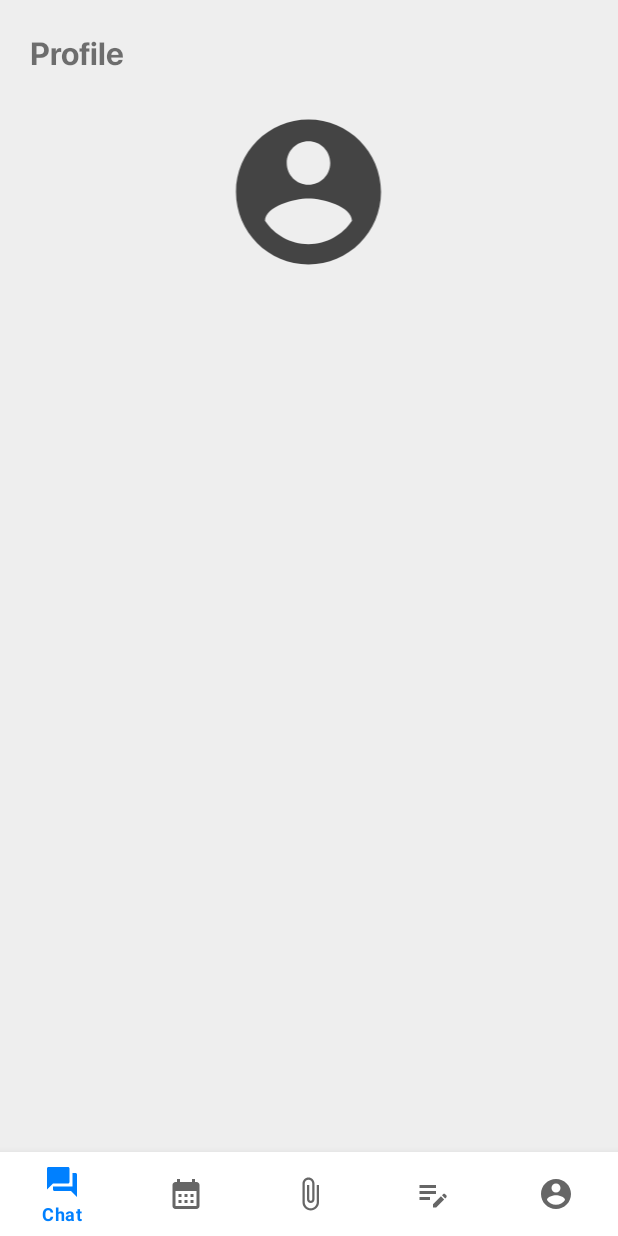
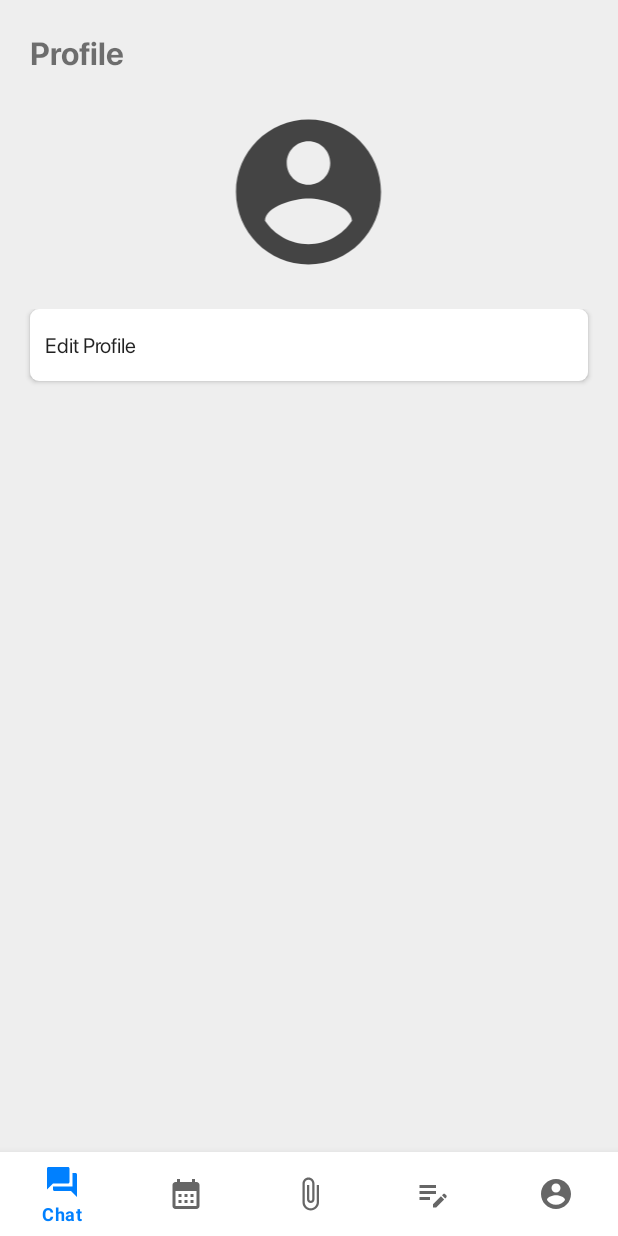
Before and after one commit to uxlabspk/Cloud-Meeting, an Android app: the fragment ProfileFragment placed in its activity, on a phone screen of 412 x 824 dp. Run offline under Robolectric (Android 15) with nearby library versions, the light colour scheme and no system bars.

Commit message:
Removing material theme from buttons

```diff
--- a/app/src/main/res/layout/activity_login.xml
+++ b/app/src/main/res/layout/activity_login.xml
@@ -83,7 +83,7 @@
         android:fontFamily="@font/sfregular"
         />
 
-    <Button
+    <android.widget.Button
         android:id="@+id/login_button"
         android:layout_width="320dp"
         android:layout_height="0dp"
--- a/app/src/main/res/layout/activity_meeting_type.xml
+++ b/app/src/main/res/layout/activity_meeting_type.xml
@@ -36,7 +36,7 @@
 
         />
 
-    <Button
+    <android.widget.Button
         android:id="@+id/btn_edu_meeting"
         android:layout_width="320dp"
         android:layout_height="0dp"
@@ -56,7 +56,7 @@
         android:drawableEnd="@drawable/ic_arrow_right"
         />
 
-    <Button
+    <android.widget.Button
         android:id="@+id/btn_bus_meeting"
         android:layout_width="320dp"
         android:layout_height="0dp"
--- a/app/src/main/res/layout/activity_signup.xml
+++ b/app/src/main/res/layout/activity_signup.xml
@@ -165,7 +165,7 @@
 
     </LinearLayout>
 
-    <Button
+    <android.widget.Button
         android:id="@+id/button"
         android:layout_width="320dp"
         android:layout_height="0dp"
--- a/app/src/main/res/layout/fragment_profile.xml
+++ b/app/src/main/res/layout/fragment_profile.xml
@@ -1,5 +1,5 @@
 <?xml version="1.0" encoding="utf-8"?>
-<FrameLayout xmlns:android="http://schemas.android.com/apk/res/android"
+<RelativeLayout xmlns:android="http://schemas.android.com/apk/res/android"
     xmlns:tools="http://schemas.android.com/tools"
     android:layout_width="match_parent"
     android:layout_height="match_parent"
@@ -19,7 +19,7 @@
         android:layout_width="123dp"
         android:layout_height="116dp"
         android:contentDescription="@string/user_profile_str"
-        android:layout_gravity="center_horizontal"
+        android:layout_centerHorizontal="true"
         android:layout_marginTop="70dp"
         android:src="@drawable/ic_profile" />
 
@@ -27,7 +27,23 @@
     <LinearLayout
         android:layout_width="match_parent"
         android:layout_height="197dp"
-        android:orientation="vertical"
-        />
+        android:layout_below="@+id/user_profile_pic"
+        android:layout_marginTop="20dp"
+        android:orientation="vertical" >
 
-</FrameLayout>
+        <android.widget.Button
+            android:layout_width="match_parent"
+            android:layout_height="wrap_content"
+            android:text="Edit Profile"
+            android:textAllCaps="false"
+            android:layout_marginStart="20dp"
+            android:layout_marginEnd="20dp"
+            android:background="@drawable/btn_meetings"
+            android:fontFamily="@font/sfregular"
+            android:paddingStart="10dp"
+            android:textAlignment="textStart"
+            />
+
+    </LinearLayout>
+
+</RelativeLayout>
```
